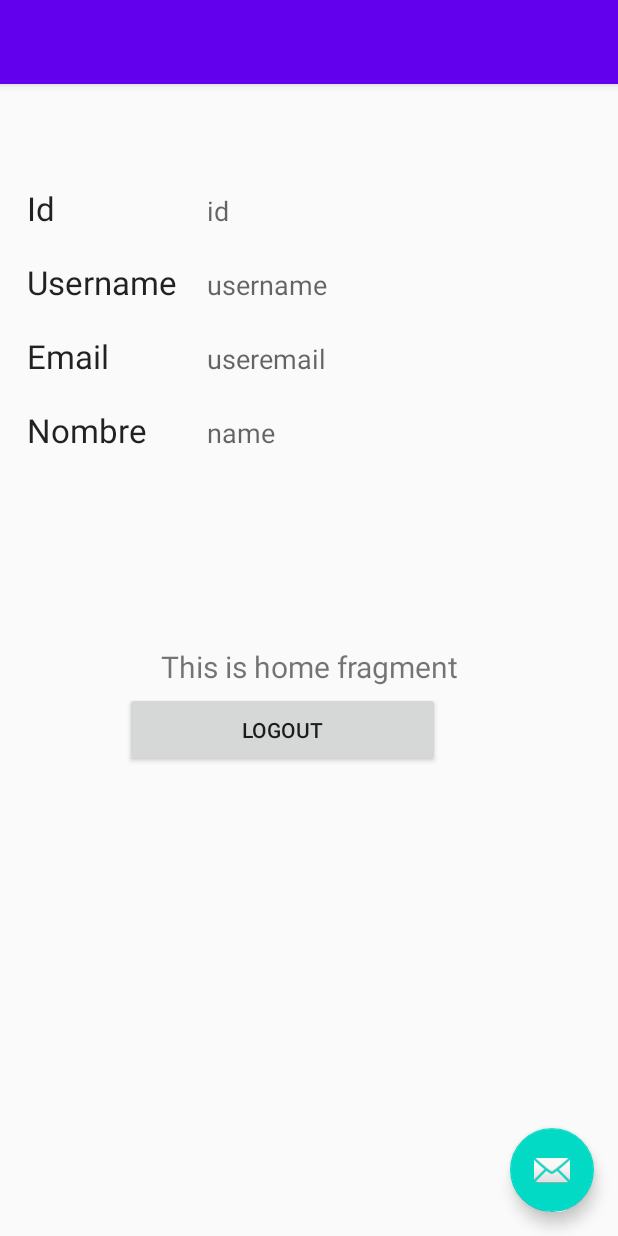
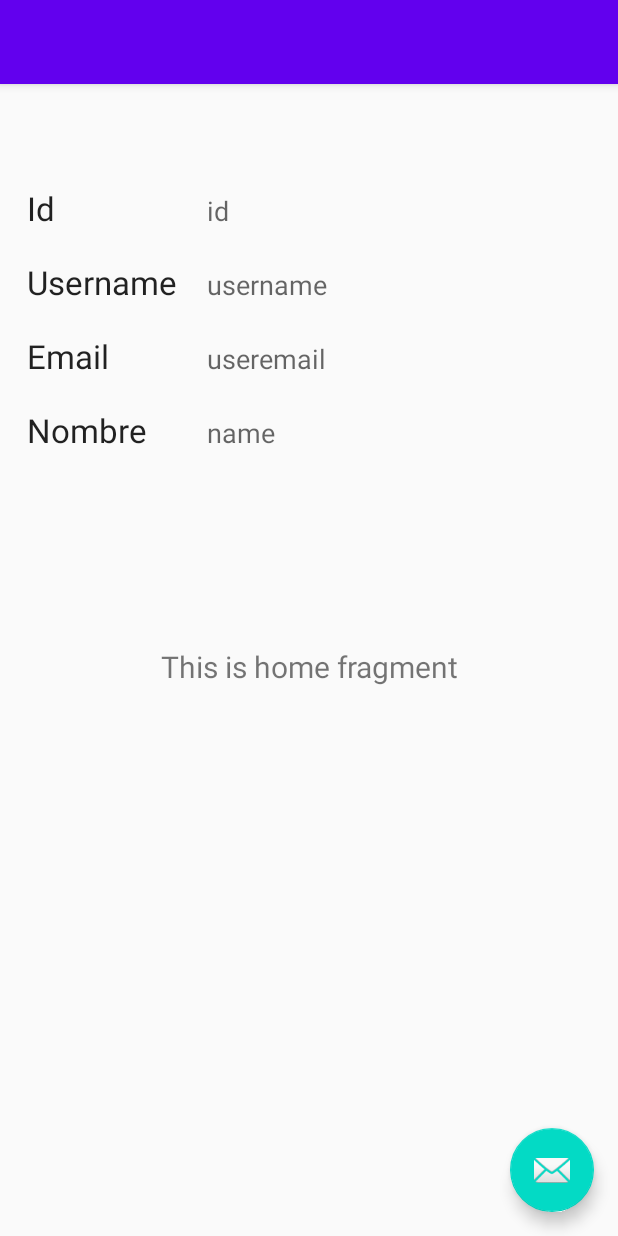
Before and after one commit to franciscocotto/Inventario, an Android app: the layout app_bar_home.xml on its own in the app's theme, with its tools: preview values and no code run, on a phone screen of 412 x 824 dp. Run offline under Robolectric (Android 15) with nearby library versions, the phone set to English and light mode, and no system bars.

Commit message:
Correcion en Logout

```diff
--- a/app/src/main/res/layout/content_home.xml
+++ b/app/src/main/res/layout/content_home.xml
@@ -120,12 +120,6 @@
 
         </TableLayout>
 
-        <Button
-            android:id="@+id/buttonLogout"
-            android:layout_width="210dp"
-            android:layout_height="50dp"
-            android:layout_marginTop="150dp"
-            android:layout_marginLeft="75dp"
-            android:text="Logout" />
+
     </LinearLayout>
 </androidx.constraintlayout.widget.ConstraintLayout>
--- a/app/src/main/res/values/strings.xml
+++ b/app/src/main/res/values/strings.xml
@@ -6,7 +6,7 @@
     <string name="nav_header_title">Android Studio</string>
     <string name="nav_header_subtitle">android.studio@android.com</string>
     <string name="nav_header_desc">Navigation header</string>
-    <string name="action_settings">Settings</string>
+    <string name="action_settings">Cerrar Sesión</string>
 
     <string name="menu_home">Home</string>
     <string name="menu_gallery">Gallery</string>
```
Also changed, not shown: app/src/main/java/com/example/inventario/Home.java (+19 -4 lines).
